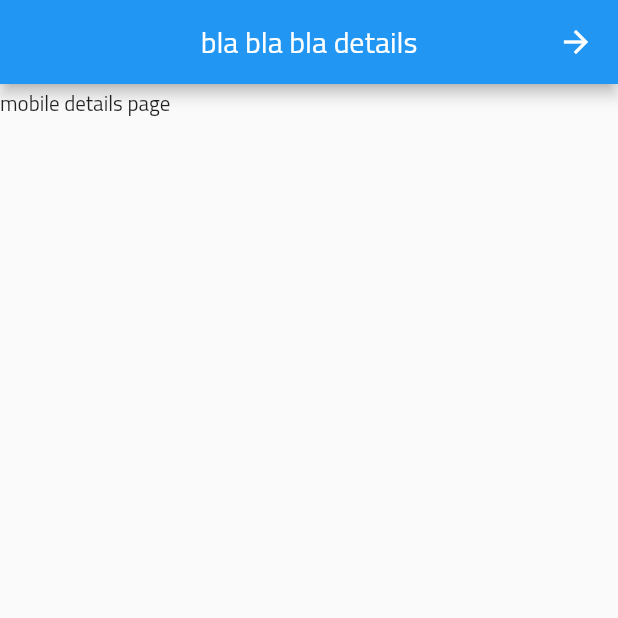
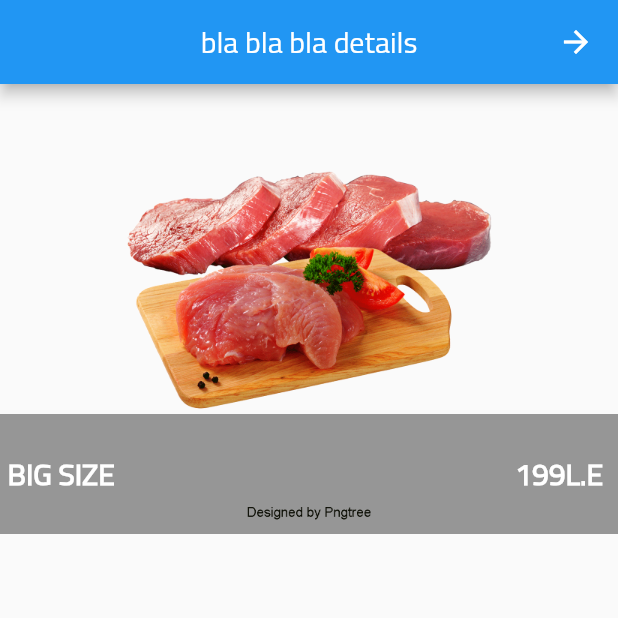
Before and after one commit to Prof-MohamedAtef/flutter_init_project, a Flutter app: the KFCDetails screen opened by its route, on a phone screen of 412 x 824 dp, the top half of it. Run offline on Flutter 3.47's test engine with Material 2 defaults, Android fonts, the phone set to English and light mode, and no system bars; our stand-ins replace carousel_pro; missing offline and left inert: dart:ffi; network calls fail.

Commit message:
directionality, padding, row, expanded

```diff
--- a/lib/pages/mobiledetails.dart
+++ b/lib/pages/mobiledetails.dart
@@ -11,13 +11,54 @@ class KFCDetails extends StatefulWidget {
 class _KFCDetailsState extends State<KFCDetails> {
   @override
   Widget build(BuildContext context) {
-    return Directionality(textDirection: TextDirection.rtl, child: Scaffold(
+    return Directionality(
+        textDirection: TextDirection.rtl,
+        child: Scaffold(
           appBar: AppBar(
             title: Text('bla bla bla details'),
             centerTitle: true,
           ),
-      body: Container(
-        child: Text('mobile details page'),
+          body: ListView(
+            children: <Widget>[
+              Container(
+                height: 300,
+                child: GridTile(
+                  child: Image.asset('imgs/meat.png'),
+                  footer: Container(
+                      height: 80,
+                      color: Colors.black.withOpacity(0.4),
+                      child: Directionality(
+                          textDirection: TextDirection.ltr,
+                          child: Row(
+                            mainAxisAlignment: MainAxisAlignment.end,
+                            children: <Widget>[
+                              Expanded(
+                                child: Container(
+                                  padding: EdgeInsets.all(5),
+                                  child: Text(
+                                    'BIG SIZE',
+                                    style: TextStyle(
+                                        color: Colors.white,
+                                        fontSize: 20,
+                                        fontWeight: FontWeight.w700),
+                                  ),
+                                ),
+                              ),
+                              Padding(
+                                padding: const EdgeInsets.all(10),
+                                child: Text(
+                                  '199L.E',
+                                  style: TextStyle(
+                                      color: Colors.white,
+                                      fontSize: 20,
+                                      fontWeight: FontWeight.w700),
+                                ),
+                              ),
+                            ],
+                          ))),
+                ),
+              )
+            ],
           ),
         ));
   }
```
Lines whose indentation alone changed are shown as unchanged.
